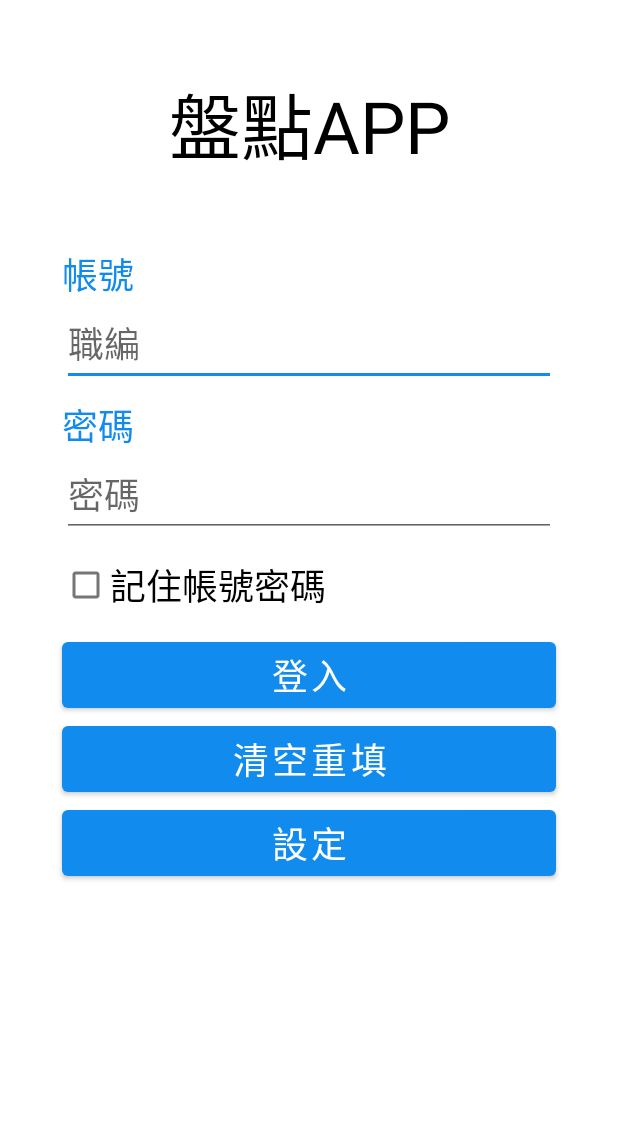
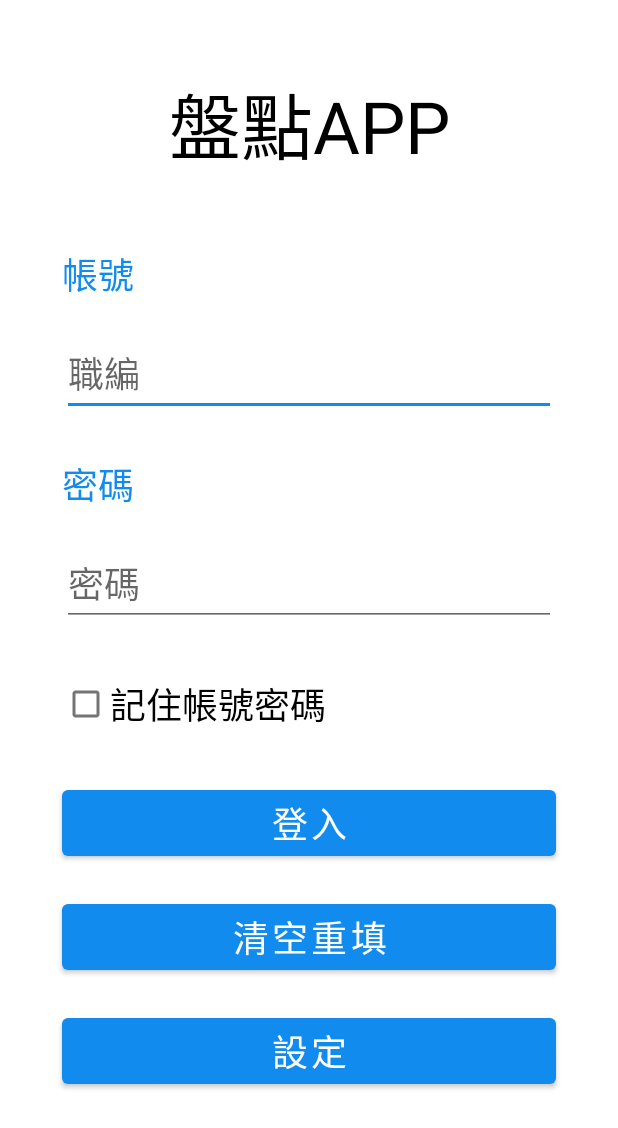
Before and after one commit to ykwei1127/invAPP-app, an Android app: the screen it shows after launch (MainActivity), on a phone screen of 412 x 824 dp. Shown: the top 1128 px of the screen. Run offline under Robolectric (Android 15) with nearby library versions, the phone set to English and light mode, and no system bars; our stand-ins replace Volley; Roboto replaces fonts that are not available here.

Commit message:
登入頁面更新排版

```diff
--- a/app/src/main/java/com/example/invapp/model/Data.kt
+++ /dev/null
@@ -1,3 +0,0 @@
-package com.example.invapp.model
-
-data class Data(val unit: String="", val group: String="", val code: String="", val name: String="")
--- a/app/src/main/java/com/example/invapp/singleton/SingletonClass.kt
+++ b/app/src/main/java/com/example/invapp/singleton/SingletonClass.kt
@@ -1,6 +1,4 @@
 package com.example.invapp.singleton
-
-import com.example.invapp.model.Data
 
 class SingletonClass private constructor(){
     var currentUser : String? = null
--- a/app/src/main/res/layout/fragment_login_page.xml
+++ b/app/src/main/res/layout/fragment_login_page.xml
@@ -51,7 +51,9 @@
         android:inputType="textPersonName"
         android:minHeight="48dp"
         android:textSize="24sp"
+        app:layout_constraintBottom_toTopOf="@+id/textView_password"
         app:layout_constraintEnd_toStartOf="@+id/guideline3"
+        app:layout_constraintHorizontal_bias="0.5"
         app:layout_constraintStart_toStartOf="@+id/guideline2"
         app:layout_constraintTop_toBottomOf="@+id/textView_username" />
 
@@ -63,6 +65,7 @@
         android:text="密碼"
         android:textColor="#118bee"
         android:textSize="24sp"
+        app:layout_constraintBottom_toTopOf="@+id/editText_password"
         app:layout_constraintStart_toStartOf="@+id/guideline2"
         app:layout_constraintTop_toBottomOf="@+id/editText_username" />
 
@@ -74,7 +77,9 @@
         android:hint="密碼"
         android:inputType="textPassword"
         android:textSize="24sp"
+        app:layout_constraintBottom_toTopOf="@+id/checkBox_login"
         app:layout_constraintEnd_toStartOf="@+id/guideline3"
+        app:layout_constraintHorizontal_bias="0.5"
         app:layout_constraintStart_toStartOf="@+id/guideline2"
         app:layout_constraintTop_toBottomOf="@+id/textView_password" />
 
@@ -84,7 +89,9 @@
         android:layout_height="wrap_content"
         android:text="清空重填"
         android:textSize="24sp"
+        app:layout_constraintBottom_toTopOf="@+id/button_setting"
         app:layout_constraintEnd_toStartOf="@+id/guideline3"
+        app:layout_constraintHorizontal_bias="0.5"
         app:layout_constraintStart_toStartOf="@+id/guideline2"
         app:layout_constraintTop_toBottomOf="@+id/button_login" />
 
@@ -95,7 +102,9 @@
         android:layout_marginTop="8dp"
         android:text="登入"
         android:textSize="24sp"
+        app:layout_constraintBottom_toTopOf="@+id/button_clearAll"
         app:layout_constraintEnd_toStartOf="@+id/guideline3"
+        app:layout_constraintHorizontal_bias="0.5"
         app:layout_constraintStart_toStartOf="@+id/guideline2"
         app:layout_constraintTop_toBottomOf="@+id/checkBox_login" />
 
@@ -105,7 +114,9 @@
         android:layout_height="wrap_content"
         android:text="設定"
         android:textSize="24sp"
+        app:layout_constraintBottom_toTopOf="@+id/progressBar_login"
         app:layout_constraintEnd_toStartOf="@+id/guideline3"
+        app:layout_constraintHorizontal_bias="0.5"
         app:layout_constraintStart_toStartOf="@+id/guideline2"
         app:layout_constraintTop_toBottomOf="@+id/button_clearAll" />
 
@@ -118,7 +129,9 @@
         android:visibility="invisible"
         app:layout_constraintBottom_toBottomOf="parent"
         app:layout_constraintEnd_toStartOf="@+id/guideline3"
-        app:layout_constraintStart_toStartOf="@+id/guideline2" />
+        app:layout_constraintHorizontal_bias="0.5"
+        app:layout_constraintStart_toStartOf="@+id/guideline2"
+        app:layout_constraintTop_toBottomOf="@+id/button_setting" />
 
     <CheckBox
         android:id="@+id/checkBox_login"
@@ -127,6 +140,7 @@
         android:layout_marginTop="8dp"
         android:text="記住帳號密碼"
         android:textSize="24sp"
+        app:layout_constraintBottom_toTopOf="@+id/button_login"
         app:layout_constraintStart_toStartOf="@+id/guideline2"
         app:layout_constraintTop_toBottomOf="@+id/editText_password" />
 
```
